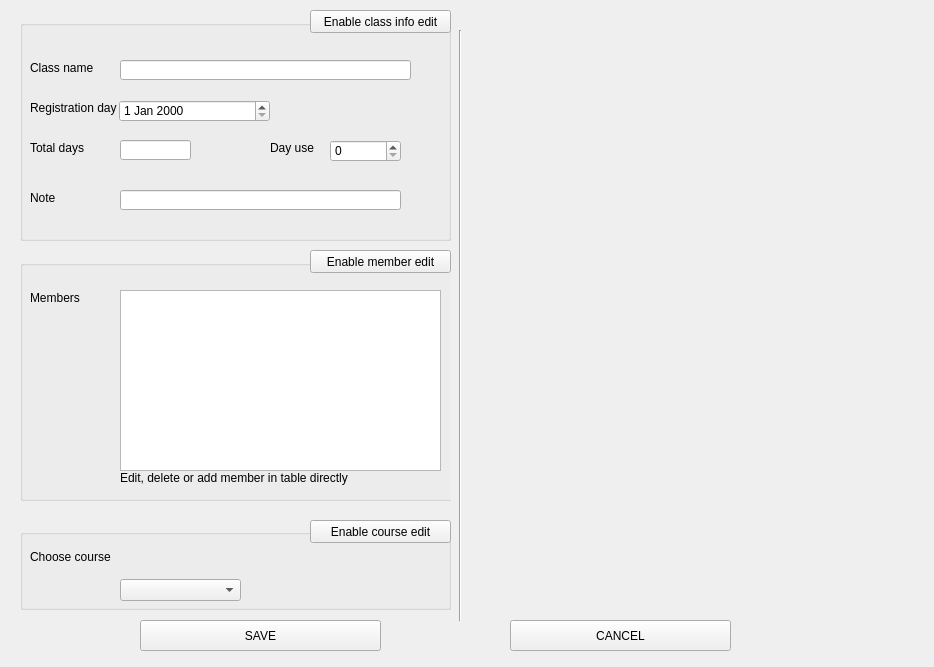
Above: myclass/addClass.ui from ndaonguyen/QT_FileDB_ECL before the change. Below: the same form after it.
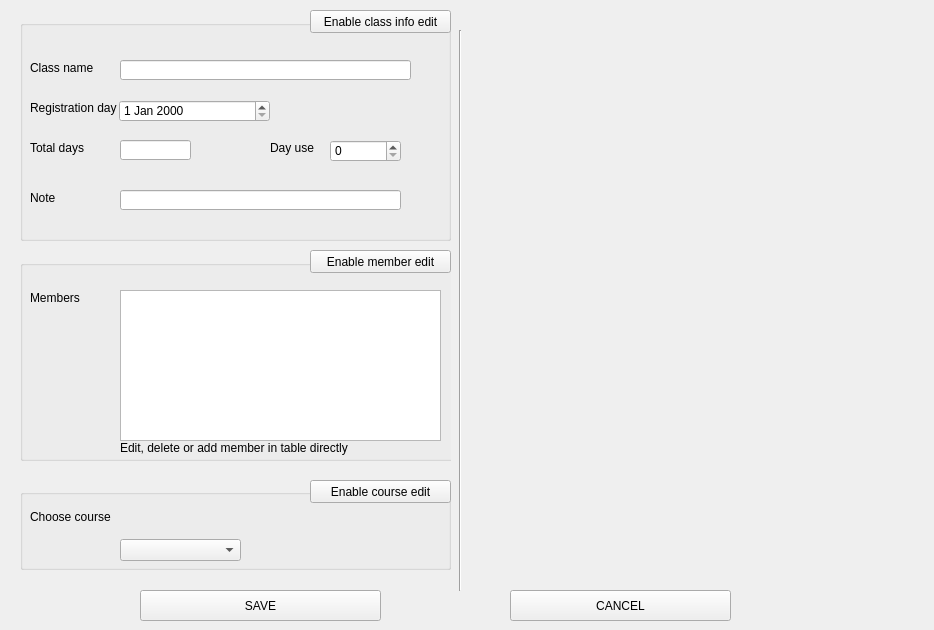
That is the form after the change. Icons and pictures are not drawn.

```diff
--- a/myclass/addClass.ui
+++ b/myclass/addClass.ui
@@ -7,9 +7,21 @@
     <x>0</x>
     <y>0</y>
     <width>934</width>
-    <height>667</height>
+    <height>630</height>
    </rect>
   </property>
+  <property name="minimumSize">
+   <size>
+    <width>934</width>
+    <height>630</height>
+   </size>
+  </property>
+  <property name="maximumSize">
+   <size>
+    <width>934</width>
+    <height>630</height>
+   </size>
+  </property>
   <property name="windowTitle">
    <string>Add Class</string>
   </property>
@@ -180,7 +192,7 @@
      <x>480</x>
      <y>50</y>
      <width>411</width>
-     <height>561</height>
+     <height>531</height>
     </rect>
    </property>
    <widget class="QWidget" name="verticalLayoutWidget_4">
@@ -189,7 +201,7 @@
       <x>10</x>
       <y>20</y>
       <width>401</width>
-      <height>541</height>
+      <height>501</height>
      </rect>
     </property>
     <layout class="QVBoxLayout" name="courseInfoLayout"/>
@@ -201,14 +213,14 @@
      <x>20</x>
      <y>260</y>
      <width>431</width>
-     <height>241</height>
+     <height>211</height>
     </rect>
    </property>
    <widget class="QLabel" name="label_3">
     <property name="geometry">
      <rect>
       <x>100</x>
-      <y>210</y>
+      <y>180</y>
       <width>281</width>
       <height>16</height>
      </rect>
@@ -236,7 +248,7 @@
       <x>100</x>
       <y>30</y>
       <width>321</width>
-      <height>181</height>
+      <height>151</height>
      </rect>
     </property>
    </widget>
@@ -246,7 +258,7 @@
       <x>0</x>
       <y>0</y>
       <width>441</width>
-      <height>241</height>
+      <height>201</height>
      </rect>
     </property>
     <property name="title">
@@ -262,7 +274,7 @@
    <property name="geometry">
     <rect>
      <x>20</x>
-     <y>519</y>
+     <y>479</y>
      <width>431</width>
      <height>101</height>
     </rect>
@@ -342,7 +354,7 @@
    <property name="geometry">
     <rect>
      <x>510</x>
-     <y>620</y>
+     <y>590</y>
      <width>221</width>
      <height>31</height>
     </rect>
@@ -391,7 +403,7 @@
      <x>450</x>
      <y>30</y>
      <width>20</width>
-     <height>591</height>
+     <height>561</height>
     </rect>
    </property>
    <property name="orientation">
@@ -402,7 +414,7 @@
    <property name="geometry">
     <rect>
      <x>140</x>
-     <y>620</y>
+     <y>590</y>
      <width>241</width>
      <height>31</height>
     </rect>
@@ -419,7 +431,7 @@
    <property name="geometry">
     <rect>
      <x>310</x>
-     <y>520</y>
+     <y>480</y>
      <width>141</width>
      <height>23</height>
     </rect>
```
